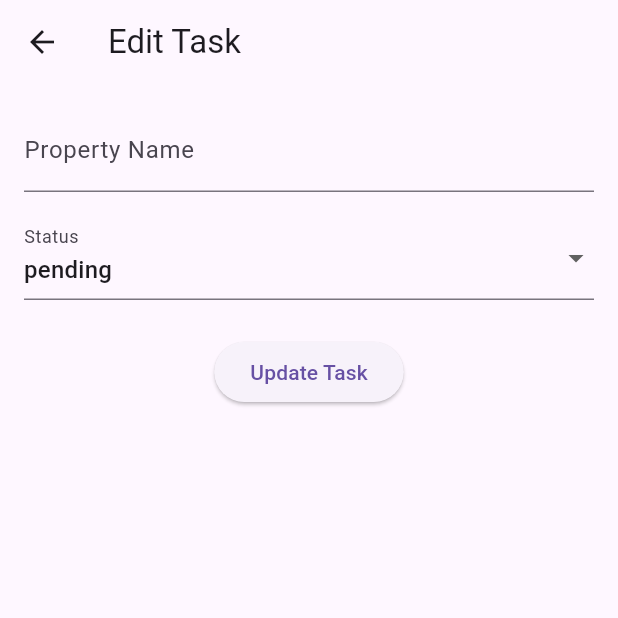
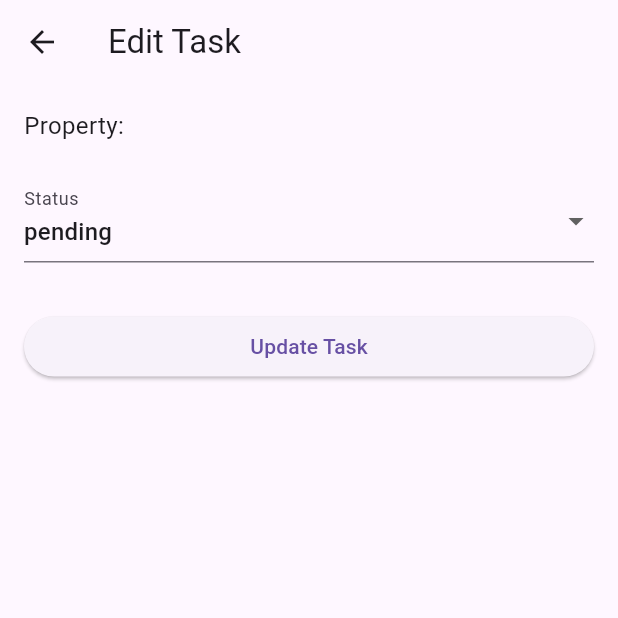
Before and after one commit to Lambert-Nguyen/aristay_app, a Flutter app: the TaskDetailScreen screen opened directly with empty values, after a tap on the "edit" icon, on a phone screen of 412 x 824 dp, the top half of it. Run offline on Flutter 3.47's test engine with Material 3 defaults, Android fonts, the phone set to English and light mode, and no system bars; our stand-ins replace shared_preferences; accounts and stored records are empty; network calls fail.

Commit message:
Refactor task model and API integration for tasks
Refactored backend TaskSerializer to provide both property PK and property name, and to expose usernames for created_by, assigned_to, and modified_by. Updated Flutter frontend to use a strongly typed Task model, passing Task objects between screens instead of raw maps, and adjusted all task-related screens and API service methods accordingly. Improved task editing and detail display, and streamlined API response handling for tasks and properties.

```diff
--- a/aristay_flutter_frontend/lib/main.dart
+++ b/aristay_flutter_frontend/lib/main.dart
@@ -1,33 +1,32 @@
 import 'package:flutter/material.dart';
+import 'models/task.dart';
 import 'screens/login_screen.dart';
 import 'screens/home_screen.dart';
 import 'screens/task_list_screen.dart';
 import 'screens/task_form_screen.dart';
 import 'screens/edit_task_screen.dart';
-import 'screens/task_detail_screen.dart'; // Import the detail screen
+import 'screens/task_detail_screen.dart';
 
-void main() {
-  runApp(const MyApp());
-}
+void main() => runApp(const MyApp());
 
 class MyApp extends StatelessWidget {
-  const MyApp({Key? key}) : super(key: key);
+  const MyApp({super.key});
   @override
   Widget build(BuildContext context) {
     return MaterialApp(
       title: 'Aristay App',
       initialRoute: '/',
       routes: {
-        '/': (context) => const LoginScreen(),
-        '/home': (context) => const HomeScreen(),
-        '/tasks': (context) => const TaskListScreen(),
-        '/create-task': (context) => const TaskFormScreen(),
-        '/edit-task': (context) {
-          final task = ModalRoute.of(context)!.settings.arguments as Map<String, dynamic>;
+        '/': (c) => const LoginScreen(),
+        '/home': (c) => const HomeScreen(),
+        '/tasks': (c) => const TaskListScreen(),
+        '/create-task': (c) => const TaskFormScreen(),
+        '/edit-task': (c) {
+          final task = ModalRoute.of(c)!.settings.arguments as Task;
           return EditTaskScreen(task: task);
         },
-        '/task-detail': (context) {
-          final task = ModalRoute.of(context)!.settings.arguments as Map<String, dynamic>;
+        '/task-detail': (c) {
+          final task = ModalRoute.of(c)!.settings.arguments as Task;
           return TaskDetailScreen(task: task);
         },
       },
--- a/aristay_flutter_frontend/lib/models/task.dart
+++ b/aristay_flutter_frontend/lib/models/task.dart
@@ -1,62 +1,63 @@
+// lib/models/task.dart
+
 class Task {
-  final int    id;
-  final String status;
-  final String propertyName;
+  final int     id;
+  final int     propertyId;
+  final String  propertyName;
+  final String  taskType;
+  final String  title;
+  final String  description;
+  final String  status;
   final String? createdBy;
-  final String? assignedTo;
-
-  // plus any other fields you need (createdBy, assignedTo, etc.)
+  final String? assignedTo;       // now holds the username
+  final String? modifiedBy;
+  final List<String> history;
+  final DateTime createdAt;
+  final DateTime modifiedAt;
 
   Task({
     required this.id,
+    required this.propertyId,
+    required this.propertyName,
+    required this.taskType,
+    required this.title,
+    required this.description,
     required this.status,
-    required this.propertyName,
     this.createdBy,
     this.assignedTo,
+    this.modifiedBy,
+    required this.history,
+    required this.createdAt,
+    required this.modifiedAt,
   });
 
   factory Task.fromJson(Map<String, dynamic> json) {
-    // Try the flat property_name field first
-    final rawPropName = json['property_name'];
-    String name;
-    if (rawPropName is String && rawPropName.isNotEmpty) {
-      name = rawPropName;
-    } else if (json['property'] is Map<String, dynamic> &&
-        (json['property']['name'] as String?)?.isNotEmpty == true) {
-      name = json['property']['name'] as String;
-    } else {
-      name = 'Unnamed';
-    }
-
-    // Safely parse status, default to 'unknown'
-    final rawStatus = json['status'];
-    final status = (rawStatus is String && rawStatus.isNotEmpty) ? rawStatus : 'unknown';
-
-    String? createdByValue;
-    final rawCreated = json['created_by'];
-    if (rawCreated is String) {
-      createdByValue = rawCreated;
-    } else if (rawCreated != null) {
-      createdByValue = rawCreated.toString();
-    }
-
-
     return Task(
-      id: json['id'] as int,
-      status: status,
-      propertyName: name,
-      createdBy: createdByValue,
+      id:             json['id'] as int,
+      propertyId:     json['property'] as int,
+      propertyName:   (json['property_name'] as String?) ?? 'Unnamed',
+      taskType:       (json['task_type'] as String?)      ?? '',
+      title:          (json['title'] as String?)          ?? '',
+      description:    (json['description'] as String?)    ?? '',
+      status:         (json['status'] as String?)         ?? '',
+      createdBy:      json['created_by'] as String?,
+      assignedTo:     json['assigned_to_username'] as String?,
+      modifiedBy:     json['modified_by'] as String?,
+      history:        (json['history'] as List<dynamic>?)
+                         ?.map((e) => e.toString())
+                         .toList()                       ?? [],
+      createdAt:      DateTime.parse(json['created_at']   as String),
+      modifiedAt:     DateTime.parse(json['modified_at']  as String),
     );
   }
 
-  /// Converts this Task instance back into a JSON-compatible map.
-  Map<String, dynamic> toJson() {
-    return {
-      'id': id,
-      'status': status,
-      'property_name': propertyName,
-      'created_by': createdBy,
-      'assigned_to': assignedTo,
-    };
-  }
+  Map<String, dynamic> toJson() => {
+    'id':                 id,
+    'property':           propertyId,
+    'task_type':          taskType,
+    'title':              title,
+    'description':        description,
+    'status':             status,
+    // only writing properties you actually allow to change…
+  };
 }
--- a/aristay_flutter_frontend/lib/screens/edit_task_screen.dart
+++ b/aristay_flutter_frontend/lib/screens/edit_task_screen.dart
@@ -1,80 +1,63 @@
-import 'dart:convert';
+// lib/screens/edit_task_screen.dart
+
 import 'package:flutter/material.dart';
-import 'package:http/http.dart' as http;
-import 'package:shared_preferences/shared_preferences.dart';
+import '../models/task.dart';
 import '../services/api_service.dart';
 
 class EditTaskScreen extends StatefulWidget {
-  final Map<String, dynamic> task; // The task to be edited
+  final Task task;
 
   const EditTaskScreen({Key? key, required this.task}) : super(key: key);
 
   @override
-  _EditTaskScreenState createState() => _EditTaskScreenState();
+  State<EditTaskScreen> createState() => _EditTaskScreenState();
 }
 
 class _EditTaskScreenState extends State<EditTaskScreen> {
   final _formKey = GlobalKey<FormState>();
-  late TextEditingController _propertyNameController;
   late String _status;
   bool _isLoading = false;
   String? _errorMessage;
 
-  // Define a list of allowed statuses
-  final List<String> allowedStatuses = ['pending', 'in-progress', 'completed', 'canceled'];
+  final List<String> _allowedStatuses = [
+    'pending',
+    'in-progress',
+    'completed',
+    'canceled',
+  ];
 
   @override
   void initState() {
     super.initState();
-    _propertyNameController = TextEditingController(text: widget.task['property_name']);
-    // Retrieve the current status from the task, default to 'pending' if not set or invalid.
-    String rawStatus = widget.task['status'] ?? 'pending';
-    if (!allowedStatuses.contains(rawStatus)) {
-      rawStatus = 'pending';
-    }
-    _status = rawStatus;
+    // initialize dropdown to the task’s current status (default to 'pending')
+    _status = _allowedStatuses.contains(widget.task.status)
+        ? widget.task.status
+        : 'pending';
   }
 
   Future<void> _updateTask() async {
-    if (_formKey.currentState!.validate()) {
+    if (!_formKey.currentState!.validate()) return;
     setState(() {
       _isLoading = true;
       _errorMessage = null;
     });
 
     try {
-        final apiService = ApiService();
-        // Prepare updated data
-        final updatedData = {
-          'property_name': _propertyNameController.text,
-          'status': _status,
-        };
-
-        bool success = await apiService.updateCleaningTask(widget.task['id'], updatedData);
+      final api = ApiService();
+      final success = await api.updateCleaningTask(
+        widget.task.id,
+        { 'status': _status },        // only send status
+      );
       if (success) {
-          // If update is successful, pop and indicate a refresh is needed.
         Navigator.pop(context, true);
       } else {
-          setState(() {
-            _errorMessage = 'Failed to update task.';
-          });
+        setState(() => _errorMessage = 'Failed to update task.');
       }
     } catch (e) {
-        setState(() {
-          _errorMessage = 'Error: $e';
-        });
+      setState(() => _errorMessage = 'Error: $e');
     } finally {
-        setState(() {
-          _isLoading = false;
-        });
+      setState(() => _isLoading = false);
     }
-    }
-  }
-
-  @override
-  void dispose() {
-    _propertyNameController.dispose();
-    super.dispose();
   }
 
   @override
@@ -82,38 +65,38 @@ class _EditTaskScreenState extends State<EditTaskScreen> {
     return Scaffold(
       appBar: AppBar(title: const Text('Edit Task')),
       body: Padding(
-        padding: const EdgeInsets.all(16.0),
+        padding: const EdgeInsets.all(16),
         child: Form(
           key: _formKey,
           child: Column(
+            crossAxisAlignment: CrossAxisAlignment.stretch,
             children: [
-              TextFormField(
-                controller: _propertyNameController,
-                decoration: const InputDecoration(labelText: 'Property Name'),
-                validator: (value) =>
-                    value == null || value.isEmpty ? 'Please enter a property name' : null,
+              // Read-only display of the property name
+              Text(
+                'Property: ${widget.task.propertyName}',
+                style: const TextStyle(fontSize: 16),
               ),
-              const SizedBox(height: 16),
+              const SizedBox(height: 24),
+
+              // Status dropdown
               DropdownButtonFormField<String>(
                 value: _status,
                 decoration: const InputDecoration(labelText: 'Status'),
-                items: allowedStatuses
-                    .map((status) => DropdownMenuItem(
-                          value: status,
-                          child: Text(status),
-                        ))
+                items: _allowedStatuses
+                    .map((s) => DropdownMenuItem(value: s, child: Text(s)))
                     .toList(),
-                onChanged: (value) {
-                  setState(() {
-                    _status = value ?? 'pending';
-                  });
-                },
+                onChanged: (v) => setState(() => _status = v ?? _status),
+                validator: (v) =>
+                    v == null || v.isEmpty ? 'Please select a status' : null,
               ),
               const SizedBox(height: 24),
+
               if (_errorMessage != null)
                 Text(_errorMessage!, style: const TextStyle(color: Colors.red)),
+              const SizedBox(height: 8),
+
               _isLoading
-                  ? const CircularProgressIndicator()
+                  ? const Center(child: CircularProgressIndicator())
                   : ElevatedButton(
                       onPressed: _updateTask,
                       child: const Text('Update Task'),
--- a/aristay_flutter_frontend/lib/screens/task_detail_screen.dart
+++ b/aristay_flutter_frontend/lib/screens/task_detail_screen.dart
@@ -1,46 +1,37 @@
 import 'package:flutter/material.dart';
 import 'package:shared_preferences/shared_preferences.dart';
+import '../models/task.dart';
 
 class TaskDetailScreen extends StatefulWidget {
-  final Map<String, dynamic> task;
-
-  const TaskDetailScreen({Key? key, required this.task}) : super(key: key);
+  final Task task;                  // <<— now accepts a Task
+  const TaskDetailScreen({super.key, required this.task});
 
   @override
-  _TaskDetailScreenState createState() => _TaskDetailScreenState();
+  State<TaskDetailScreen> createState() => _TaskDetailScreenState();
 }
 
 class _TaskDetailScreenState extends State<TaskDetailScreen> {
-  String? _currentUsername;
+  String? _user;
   bool _canEdit = false;
 
   @override
   void initState() {
     super.initState();
-    _loadCurrentUser();
+    _initUser();
   }
 
-  Future<void> _loadCurrentUser() async {
+  Future<void> _initUser() async {
     final prefs = await SharedPreferences.getInstance();
-    // Ensure that you save the username during login (e.g., under the key "username")
-    final storedUsername = prefs.getString('username');
+    final me = prefs.getString('username')?.trim().toLowerCase();
     setState(() {
-      _currentUsername = storedUsername;
-      // Compare in a normalized way (trim and lowercase) for accuracy.
-      _canEdit = (widget.task['created_by']?.toString().trim().toLowerCase() ==
-          (storedUsername ?? '').trim().toLowerCase());
+      _user = me;
+      _canEdit = (widget.task.createdBy?.toLowerCase() == me);
     });
   }
 
   @override
-  Widget build(BuildContext context) {
-    final propertyName = widget.task['property_name'] ?? 'Unnamed';
-    final status = widget.task['status'] ?? 'unknown';
-    final createdBy = widget.task['created_by'] ?? 'unknown';
-    final assignedTo = widget.task['assigned_to'] ?? 'Not assigned';
-    // Assume history is returned as a List from the backend serializer.
-    final history = widget.task['history'] is List ? widget.task['history'] as List<dynamic> : [];
-
+  Widget build(BuildContext c) {
+    final t = widget.task;
     return Scaffold(
       appBar: AppBar(
         title: const Text('Task Details'),
@@ -48,35 +39,39 @@ class _TaskDetailScreenState extends State<TaskDetailScreen> {
           if (_canEdit)
             IconButton(
               icon: const Icon(Icons.edit),
-              onPressed: () {
-                // Navigate to edit screen if the user can edit.
-                Navigator.pushNamed(context, '/edit-task', arguments: widget.task);
-              },
+              onPressed: () => Navigator.pushNamed(
+                c, '/edit-task',
+                arguments: t,
+              ),
             )
         ],
       ),
       body: Padding(
-        padding: const EdgeInsets.all(16.0),
+        padding: const EdgeInsets.all(16),
         child: ListView(
           children: [
-            Text('Property: $propertyName', style: const TextStyle(fontSize: 18)),
+            Text('Task type: ${t.taskType}', style: const TextStyle(fontSize: 16)),
             const SizedBox(height: 8),
-            Text('Status: $status', style: const TextStyle(fontSize: 16)),
+            Text('Title: ${t.title}', style: const TextStyle(fontSize: 16)),
             const SizedBox(height: 8),
-            Text('Created by: $createdBy', style: const TextStyle(fontSize: 16)),
+            Text('Description: ${t.description}', style: const TextStyle(fontSize: 16)),
+            const Divider(height: 32),
+            Text('Property: ${t.propertyName}', style: const TextStyle(fontSize: 16)),
             const SizedBox(height: 8),
-            Text('Assigned to: $assignedTo', style: const TextStyle(fontSize: 16)),
-            const SizedBox(height: 16),
-            const Text('Task History:', style: TextStyle(fontSize: 18, fontWeight: FontWeight.bold)),
+            Text('Status: ${t.status}', style: const TextStyle(fontSize: 16)),
             const SizedBox(height: 8),
-            history.isNotEmpty
-                ? Column(
-                    crossAxisAlignment: CrossAxisAlignment.start,
-                    children: history
-                        .map((entry) => Text('• $entry', style: const TextStyle(fontSize: 16)))
-                        .toList(),
-                  )
-                : const Text('No history available', style: TextStyle(fontSize: 16)),
+            Text('Created by: ${t.createdBy ?? "unknown"}', style: const TextStyle(fontSize: 16)),
+            const SizedBox(height: 8),
+            Text('Assigned to: ${t.assignedTo ?? "unassigned"}', style: const TextStyle(fontSize: 16)),
+            const SizedBox(height: 8),
+            Text('Modified by: ${t.modifiedBy ?? "-"}', style: const TextStyle(fontSize: 16)),
+            const Divider(height: 32),
+            const Text('History:', style: TextStyle(fontSize: 18, fontWeight: FontWeight.bold)),
+            const SizedBox(height: 8),
+            if (t.history.isEmpty)
+              const Text('No history available')
+            else
+              ...t.history.map((h) => Text('• $h')).toList(),
           ],
         ),
       ),
```
Also changed, not shown: aristay_flutter_frontend/lib/screens/task_list_screen.dart (+36 -52 lines), aristay_flutter_frontend/lib/services/api_service.dart (+21 -28 lines), 1 other file. Lines whose indentation alone changed are shown as unchanged.
